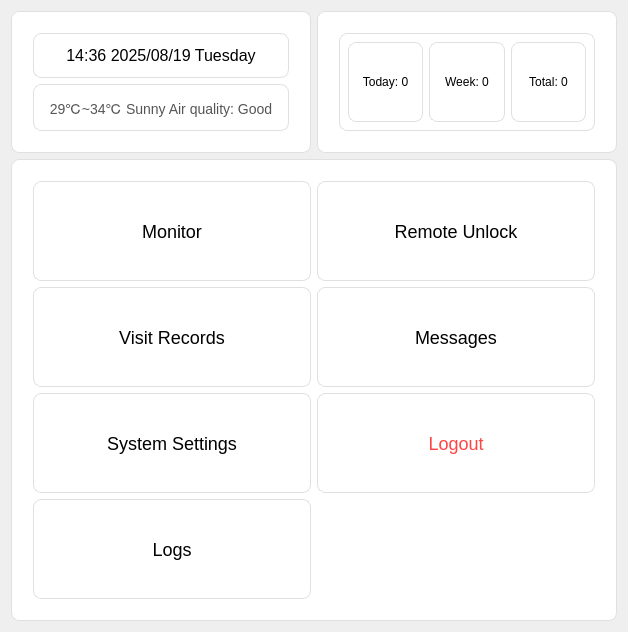
Qt form src/widgets/mainwidget.ui (yeisme/CrossControl) before a commit.
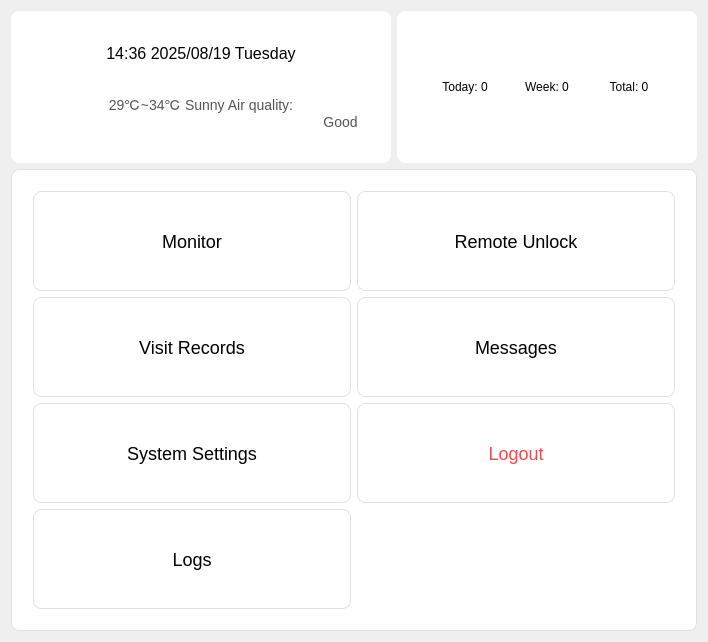
The same form after that commit.

Diff of the .ui file:
```diff
--- a/src/widgets/mainwidget.ui
+++ b/src/widgets/mainwidget.ui
@@ -14,9 +14,11 @@
         </size>
        </property>
        <property name="styleSheet">
-        <string>background: #ffffff; border: 1px solid #e0e0e0; border-radius: 8px; padding: 12px;</string>
-       </property>
-       <layout class="QVBoxLayout" name="verticalLayoutFrameWeather">
+                                                <string>background: #ffffff; border: 1px solid
+                                                      #e0e0e0; border-radius: 8px; padding: 12px;</string>
+                                          </property>
+                                          <layout class="QVBoxLayout"
+                                                name="verticalLayoutFrameWeather">
         <item>
          <widget class="QLabel" name="labelDateTime">
           <property name="styleSheet">
@@ -36,7 +38,8 @@
            <string>font-size: 14px; color: #555;</string>
           </property>
   <property name="text">
-   <string>29℃~34℃ Sunny Air quality: Good</string>
+                                                                  <string>29℃~34℃ Sunny Air quality:
+                                                                        Good</string>
   </property>
           <property name="alignment">
            <set>Qt::AlignmentFlag::AlignCenter</set>
@@ -55,15 +58,19 @@
         </size>
        </property>
        <property name="styleSheet">
-        <string>background: #ffffff; border: 1px solid #e0e0e0; border-radius: 8px; padding: 12px;</string>
-       </property>
-       <layout class="QVBoxLayout" name="verticalLayoutFrameStats">
+                                                <string>background: #ffffff; border: 1px solid
+                                                      #e0e0e0; border-radius: 8px; padding: 12px;</string>
+                                          </property>
+                                          <layout class="QVBoxLayout"
+                                                name="verticalLayoutFrameStats">
         <item>
          <widget class="QWidget" name="visitorStatsWidget">
           <property name="styleSheet">
-           <string>background: transparent; padding: 8px;</string>
-          </property>
-          <layout class="QHBoxLayout" name="horizontalLayoutStats">
+                                                                  <string>background: transparent;
+                                                                        padding: 8px;</string>
+                                                            </property>
+                                                            <layout class="QHBoxLayout"
+                                                                  name="horizontalLayoutStats">
            <item>
             <widget class="QLabel" name="labelVisitorsToday">
              <property name="text">
```
Left out of the diff: 52 changed lines with no effect on the pictures. Lines whose indentation alone changed are shown as unchanged.
